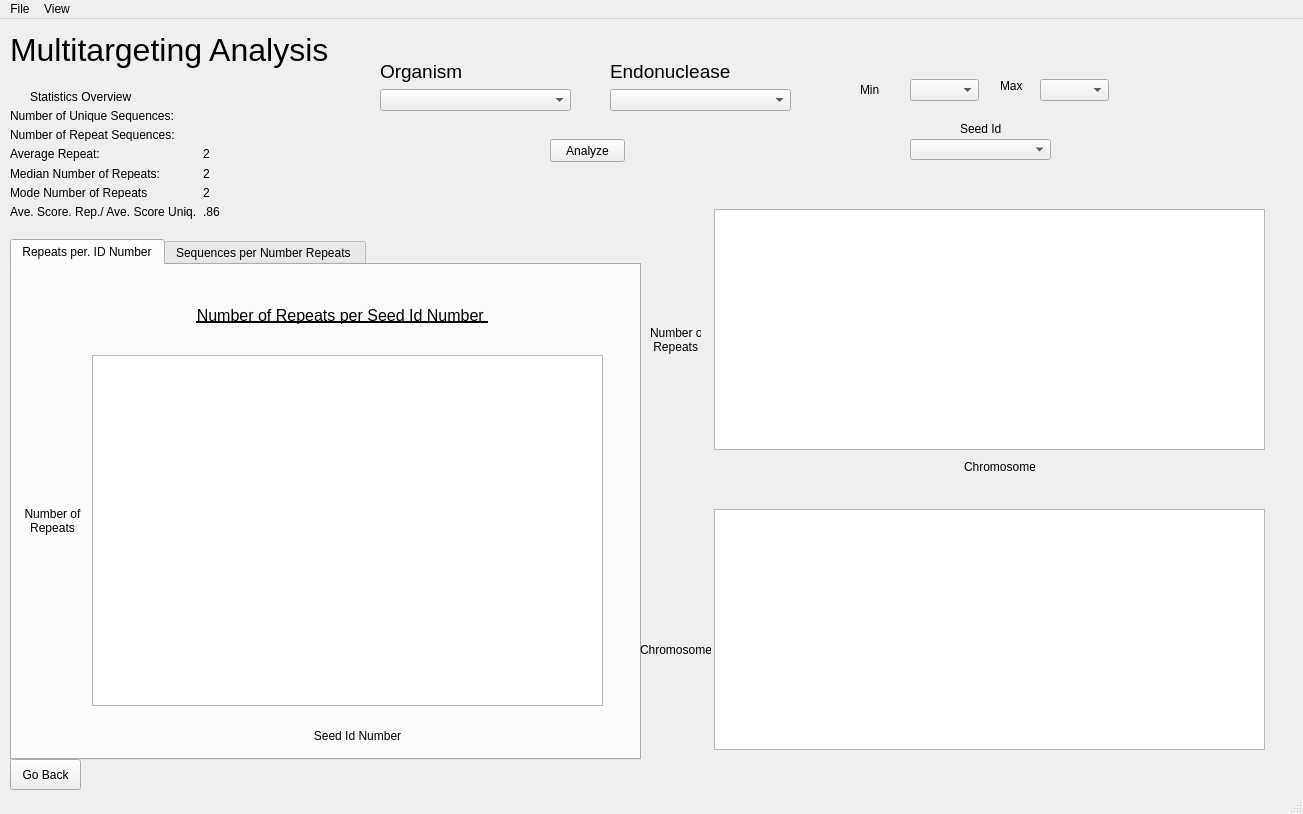
Old version of the form multitargetingwindow.ui in the repository TrinhLab/CASPERapp.
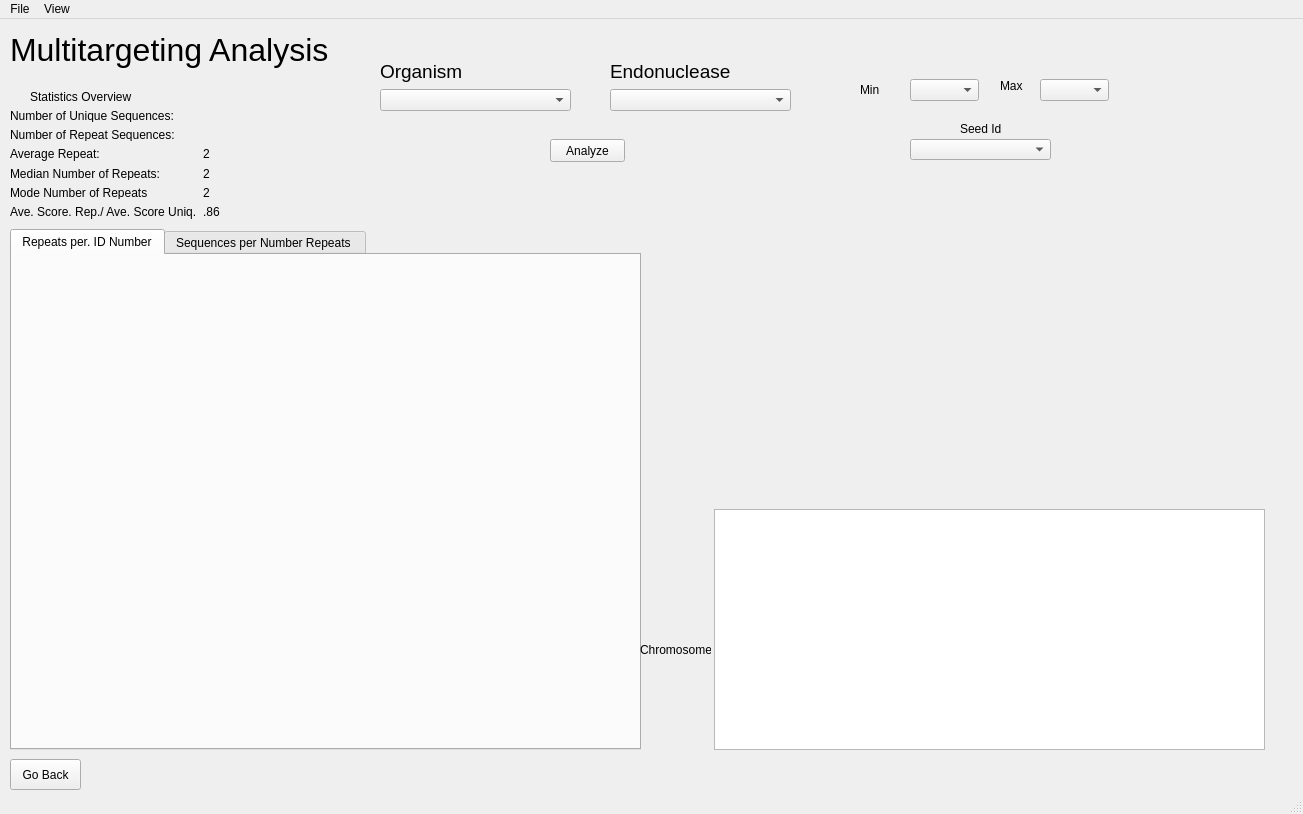
New version of the form. Custom widgets are drawn as their Qt base class.

Commit message: change startup MT option to newGenome option. Re did all graphs in MT to use matplotlib rather than qt

Patch:
```diff
--- a/multitargetingwindow.ui
+++ b/multitargetingwindow.ui
@@ -200,7 +200,7 @@
     <property name="geometry">
      <rect>
       <x>10</x>
-      <y>220</y>
+      <y>210</y>
       <width>631</width>
       <height>521</height>
      </rect>
@@ -212,72 +212,14 @@
      <attribute name="title">
       <string>Repeats per. ID Number</string>
      </attribute>
-     <widget class="QLabel" name="label_13">
+     <widget class="repeats_vs_seeds_line" name="repeats_vs_seeds_line" native="true">
       <property name="geometry">
        <rect>
-        <x>10</x>
-        <y>230</y>
-        <width>61</width>
-        <height>51</height>
+        <x>0</x>
+        <y>0</y>
+        <width>631</width>
+        <height>501</height>
        </rect>
-      </property>
-      <property name="text">
-       <string>Number of
-Repeats</string>
-      </property>
-      <property name="alignment">
-       <set>Qt::AlignCenter</set>
-      </property>
-     </widget>
-     <widget class="QLabel" name="label_11">
-      <property name="geometry">
-       <rect>
-        <x>160</x>
-        <y>40</y>
-        <width>341</width>
-        <height>20</height>
-       </rect>
-      </property>
-      <property name="font">
-       <font>
-        <pointsize>12</pointsize>
-        <underline>true</underline>
-       </font>
-      </property>
-      <property name="text">
-       <string>Number of Repeats per Seed Id Number </string>
-      </property>
-      <property name="alignment">
-       <set>Qt::AlignCenter</set>
-      </property>
-     </widget>
-     <widget class="QGraphicsView" name="LineGraph">
-      <property name="geometry">
-       <rect>
-        <x>80</x>
-        <y>90</y>
-        <width>511</width>
-        <height>351</height>
-       </rect>
-      </property>
-      <property name="lineWidth">
-       <number>1</number>
-      </property>
-     </widget>
-     <widget class="QLabel" name="label_12">
-      <property name="geometry">
-       <rect>
-        <x>300</x>
-        <y>460</y>
-        <width>91</width>
-        <height>21</height>
-       </rect>
-      </property>
-      <property name="text">
-       <string>Seed Id Number</string>
-      </property>
-      <property name="alignment">
-       <set>Qt::AlignCenter</set>
       </property>
      </widget>
     </widget>
@@ -349,16 +291,6 @@
      </widget>
     </widget>
    </widget>
-   <widget class="QGraphicsView" name="bar_graph_chro">
-    <property name="geometry">
-     <rect>
-      <x>714</x>
-      <y>190</y>
-      <width>551</width>
-      <height>241</height>
-     </rect>
-    </property>
-   </widget>
    <widget class="QLabel" name="label_17">
     <property name="geometry">
      <rect>
@@ -458,33 +390,6 @@
      <string>Analyze</string>
     </property>
    </widget>
-   <widget class="QLabel" name="label_20">
-    <property name="geometry">
-     <rect>
-      <x>964</x>
-      <y>440</y>
-      <width>71</width>
-      <height>16</height>
-     </rect>
-    </property>
-    <property name="text">
-     <string>Chromosome</string>
-    </property>
-   </widget>
-   <widget class="QLabel" name="label_21">
-    <property name="geometry">
-     <rect>
-      <x>650</x>
-      <y>300</y>
-      <width>51</width>
-      <height>41</height>
-     </rect>
-    </property>
-    <property name="text">
-     <string>Number of 
- Repeats</string>
-    </property>
-   </widget>
    <widget class="QLabel" name="label_5">
     <property name="geometry">
      <rect>
@@ -511,6 +416,16 @@
      <string>Go Back</string>
     </property>
    </widget>
+   <widget class="repeats_vs_chromo" name="repeats_vs_chromo" native="true">
+    <property name="geometry">
+     <rect>
+      <x>709</x>
+      <y>150</y>
+      <width>571</width>
+      <height>331</height>
+     </rect>
+    </property>
+   </widget>
   </widget>
   <widget class="QMenuBar" name="menubar">
    <property name="geometry">
@@ -565,6 +480,26 @@
    </property>
   </action>
  </widget>
+ <customwidgets>
+  <customwidget>
+   <class>repeats_vs_chromo</class>
+   <extends>QWidget</extends>
+   <header>repeats_vs_chromo.h</header>
+   <container>1</container>
+  </customwidget>
+  <customwidget>
+   <class>seeds_vs_repeats_bar</class>
+   <extends>QWidget</extends>
+   <header>seeds_vs_repeats_bar.h</header>
+   <container>1</container>
+  </customwidget>
+  <customwidget>
+   <class>repeats_vs_seeds_line</class>
+   <extends>QWidget</extends>
+   <header>repeats_vs_seeds_line.h</header>
+   <container>1</container>
+  </customwidget>
+ </customwidgets>
  <resources/>
  <connections/>
 </ui>
```
Left out of the diff: 62 changed lines with no effect on the pictures. The commit also changes 10 other files.
